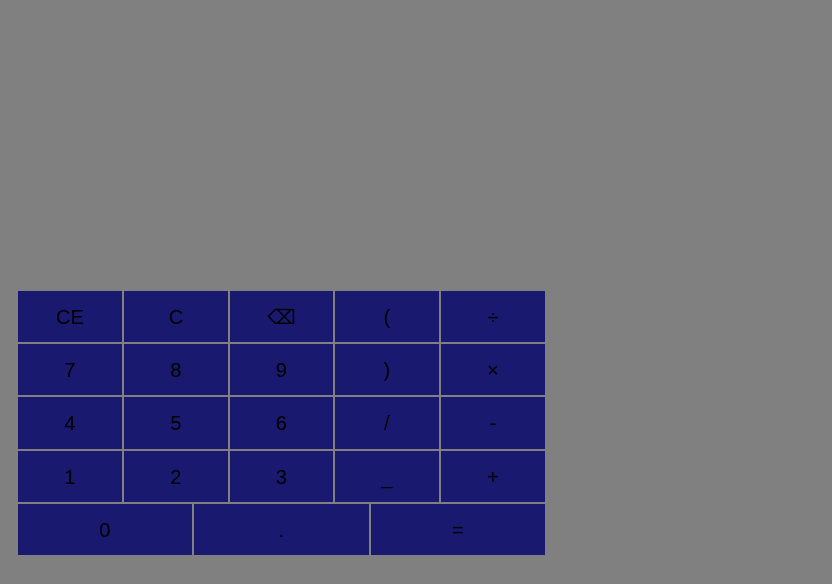
Above: mainwindow.ui from Meestermoo2/MixedNumberCalculator before the change. Below: the same form after it.
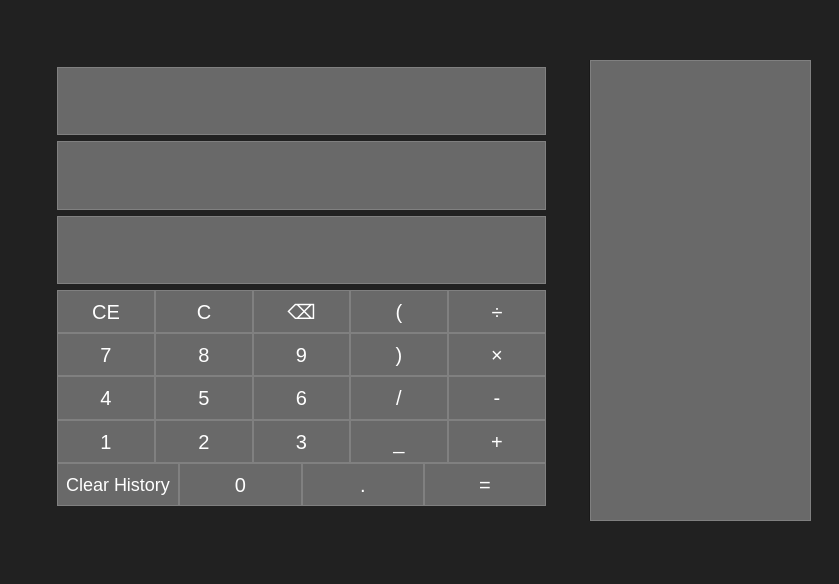
That is the form after the change.

Patch:
```diff
--- a/mainwindow.ui
+++ b/mainwindow.ui
@@ -6,7 +6,7 @@
    <rect>
     <x>0</x>
     <y>0</y>
-    <width>832</width>
+    <width>839</width>
     <height>584</height>
    </rect>
   </property>
@@ -14,16 +14,39 @@
    <string>MainWindow</string>
   </property>
   <property name="styleSheet">
-   <string notr="true">background-color: grey;</string>
+   <string notr="true">background-color: #212121 ;</string>
   </property>
   <widget class="QWidget" name="centralWidget">
+   <widget class="QScrollArea" name="scrollArea">
+    <property name="geometry">
+     <rect>
+      <x>589</x>
+      <y>60</y>
+      <width>221</width>
+      <height>461</height>
+     </rect>
+    </property>
+    <property name="widgetResizable">
+     <bool>true</bool>
+    </property>
+    <widget class="QWidget" name="scrollAreaWidgetContents">
+     <property name="geometry">
+      <rect>
+       <x>0</x>
+       <y>0</y>
+       <width>219</width>
+       <height>459</height>
+      </rect>
+     </property>
+    </widget>
+   </widget>
    <widget class="QLabel" name="History">
     <property name="geometry">
      <rect>
-      <x>556</x>
-      <y>10</y>
-      <width>271</width>
-      <height>561</height>
+      <x>590</x>
+      <y>60</y>
+      <width>221</width>
+      <height>461</height>
      </rect>
     </property>
     <property name="font">
@@ -33,12 +56,11 @@
     </property>
     <property name="styleSheet">
      <string notr="true">QLabel {
-  qproperty-alignment: 'AlignVCenter | AlignRight';
-  border: 1px solid gray;
-}
-
-background-color : slategrey;
-color : slategrey;</string>
+	qproperty-alignment: 'AlignVCenter | AlignRight';
+  	border: 1px solid gray;	
+	border-color: ;
+	background-color: dimgrey;
+}</string>
     </property>
     <property name="text">
      <string/>
@@ -50,12 +72,35 @@
    <widget class="QWidget" name="">
     <property name="geometry">
      <rect>
-      <x>6</x>
-      <y>6</y>
-      <width>551</width>
-      <height>561</height>
+      <x>46</x>
+      <y>56</y>
+      <width>511</width>
+      <height>461</height>
      </rect>
     </property>
+    <property name="styleSheet">
+     <string>QPushButton 
+{
+	background-color: dimgrey;
+	border: 1px solid gray;
+	border-color: ;
+	color: white;
+}
+QPushButton:pressed
+{
+	background-color:qlineargradient(x1: 0, y1: 0, x2: 0, y2: 1,
+                                      stop: 0 #FF7832, stop: 1 #a39a9a)
+}
+QPushButton {
+  -webkit-transition-duration: 0.4s; 
+  transition-duration: 0.4s;
+}
+QPushButton:hover
+{
+	background-color:#e0e0e0 ;
+	color: white;
+}</string>
+    </property>
     <layout class="QVBoxLayout" name="verticalLayout_2">
      <item>
       <layout class="QVBoxLayout" name="verticalLayout">
@@ -63,17 +108,20 @@
         <widget class="QLabel" name="Input">
          <property name="font">
           <font>
-           <pointsize>28</pointsize>
+           <pointsize>-1</pointsize>
           </font>
          </property>
          <property name="styleSheet">
-          <string notr="true">QLabel {
-  qproperty-alignment: 'AlignVCenter | AlignRight';
-  border: 2px blue;
-}
-
-background-color : slategrey;
-color : slategrey;</string>
+          <string notr="true">QLabel 
+{
+	font-size: 30px;
+	border-style: inset;
+  	qproperty-alignment: 'AlignVCenter | AlignRight';
+  	border: 1px solid grey;
+  	border-color: ;
+	background-color: dimgrey;
+	color: white;
+}</string>
          </property>
          <property name="text">
           <string/>
@@ -87,17 +135,20 @@
         <widget class="QLabel" name="RPN">
          <property name="font">
           <font>
-           <pointsize>28</pointsize>
+           <pointsize>-1</pointsize>
           </font>
          </property>
          <property name="styleSheet">
-          <string notr="true">QLabel {
-  qproperty-alignment: 'AlignVCenter | AlignRight';
-  border: 2px midnightblue;
-}
-
-background-color : slategrey;
-color : slategrey;</string>
+          <string notr="true">QLabel 
+{
+	font-size: 30px;
+	border-style: inset;
+  	qproperty-alignment: 'AlignVCenter | AlignRight';
+  	border: 1px solid grey;
+  	border-color: ;
+	background-color: dimgrey;
+	color: white;
+}</string>
          </property>
          <property name="text">
           <string/>
@@ -111,17 +162,20 @@
         <widget class="QLabel" name="Eval">
          <property name="font">
           <font>
-           <pointsize>28</pointsize>
+           <pointsize>-1</pointsize>
           </font>
          </property>
          <property name="styleSheet">
-          <string notr="true">QLabel {
-  qproperty-alignment: 'AlignVCenter | AlignRight';
-  border: 1px solid gray;
-}
-
-background-color : slategrey;
-color : slategrey;</string>
+          <string notr="true">QLabel 
+{
+	font-size: 30px;
+	border-style: inset;
+  	qproperty-alignment: 'AlignVCenter | AlignRight';
+  	border: 1px solid grey;
+  	border-color: ;
+	background-color: dimgrey;
+	color: white;
+}</string>
          </property>
          <property name="text">
           <string/>
@@ -160,13 +214,26 @@
             </font>
            </property>
            <property name="styleSheet">
-            <string notr="true">QPushButton {
-background-color: midnightblue;
-border: 1px solid gray;
+            <string notr="true">QPushButton 
+{
+	background-color: dimgrey;
+	border: 1px solid gray;
+	border-color: ;
+	color: white;
 }
-QPushButton:pressed{
-background-color:qlineargradient(x1: 0, y1: 0, x2: 0, y2: 1,
+QPushButton:pressed
+{
+	background-color:qlineargradient(x1: 0, y1: 0, x2: 0, y2: 1,
                                       stop: 0 #FF7832, stop: 1 #a39a9a)
+}
+QPushButton {
+  -webkit-transition-duration: 0.4s; 
+  transition-duration: 0.4s;
+}
+QPushButton:hover
+{
+	background-color:#e0e0e0 ;
+	color: white;
 }</string>
            </property>
            <property name="text">
@@ -191,13 +258,26 @@
             </font>
            </property>
            <property name="styleSheet">
-            <string notr="true">QPushButton {
-background-color: midnightblue;
-border: 1px solid gray;
+            <string notr="true">QPushButton 
+{
+	background-color: dimgrey;
+	border: 1px solid gray;
+	border-color: ;
+	color: white;
 }
-QPushButton:pressed{
-background-color:qlineargradient(x1: 0, y1: 0, x2: 0, y2: 1,
+QPushButton:pressed
+{
+	background-color:qlineargradient(x1: 0, y1: 0, x2: 0, y2: 1,
                                       stop: 0 #FF7832, stop: 1 #a39a9a)
+}
+QPushButton {
+  -webkit-transition-duration: 0.4s; 
+  transition-duration: 0.4s;
+}
+QPushButton:hover
+{
+	background-color:#e0e0e0 ;
+	color: white;
 }</string>
            </property>
            <property name="text">
@@ -222,13 +302,26 @@
             </font>
            </property>
            <property name="styleSheet">
-            <string notr="true">QPushButton {
-background-color: midnightblue;
-border: 1px solid gray;
+            <string notr="true">QPushButton 
+{
+	background-color: dimgrey;
+	border: 1px solid gray;
+	border-color: ;
+	color: white;
 }
-QPushButton:pressed{
-background-color:qlineargradient(x1: 0, y1: 0, x2: 0, y2: 1,
+QPushButton:pressed
+{
+	background-color:qlineargradient(x1: 0, y1: 0, x2: 0, y2: 1,
                                       stop: 0 #FF7832, stop: 1 #a39a9a)
+}
+QPushButton {
+  -webkit-transition-duration: 0.4s; 
+  transition-duration: 0.4s;
+}
+QPushButton:hover
+{
+	background-color:#e0e0e0 ;
+	color: white;
 }</string>
            </property>
            <property name="text">
@@ -253,13 +346,26 @@
             </font>
            </property>
            <property name="styleSheet">
-            <string notr="true">QPushButton {
-background-color: midnightblue;
-border: 1px solid gray;
+            <string notr="true">QPushButton 
+{
+	background-color: dimgrey;
+	border: 1px solid gray;
+	border-color: ;
+	color: white;
 }
-QPushButton:pressed{
-background-color:qlineargradient(x1: 0, y1: 0, x2: 0, y2: 1,
+QPushButton:pressed
+{
+	background-color:qlineargradient(x1: 0, y1: 0, x2: 0, y2: 1,
                                       stop: 0 #FF7832, stop: 1 #a39a9a)
+}
+QPushButton {
+  -webkit-transition-duration: 0.4s; 
+  transition-duration: 0.4s;
+}
+QPushButton:hover
+{
+	background-color:#e0e0e0 ;
+	color: white;
 }</string>
            </property>
            <property name="text">
@@ -281,13 +387,26 @@
             </font>
            </property>
            <property name="styleSheet">
-            <string notr="true">QPushButton {
-background-color: midnightblue;
-border: 1px solid gray;
+            <string notr="true">QPushButton 
+{
+	background-color: dimgrey;
+	border: 1px solid gray;
+	border-color: ;
+	color: white;
 }
-QPushButton:pressed{
-background-color:qlineargradient(x1: 0, y1: 0, x2: 0, y2: 1,
+QPushButton:pressed
+{
+	background-color:qlineargradient(x1: 0, y1: 0, x2: 0, y2: 1,
                                       stop: 0 #FF7832, stop: 1 #a39a9a)
+}
+QPushButton {
+  -webkit-transition-duration: 0.4s; 
+  transition-duration: 0.4s;
+}
+QPushButton:hover
+{
+	background-color:#e0e0e0 ;
+	color: white;
 }</string>
            </property>
            <property name="text">
@@ -319,13 +438,26 @@
             </font>
            </property>
            <property name="styleSheet">
-            <string notr="true">QPushButton {
-background-color: midnightblue;
-border: 1px solid gray;
+            <string notr="true">QPushButton 
+{
+	background-color: dimgrey;
+	border: 1px solid gray;
+	border-color: ;
+	color: white;
 }
-QPushButton:pressed{
-background-color:qlineargradient(x1: 0, y1: 0, x2: 0, y2: 1,
+QPushButton:pressed
+{
+	background-color:qlineargradient(x1: 0, y1: 0, x2: 0, y2: 1,
                                       stop: 0 #FF7832, stop: 1 #a39a9a)
+}
+QPushButton {
+  -webkit-transition-duration: 0.4s; 
+  transition-duration: 0.4s;
+}
+QPushButton:hover
+{
+	background-color:#e0e0e0 ;
+	color: white;
 }</string>
            </property>
            <property name="text">
@@ -350,13 +482,26 @@
             </font>
            </property>
            <property name="styleSheet">
-            <string notr="true">QPushButton {
-background-color: midnightblue;
-border: 1px solid gray;
+            <string notr="true">QPushButton 
+{
+	background-color: dimgrey;
+	border: 1px solid gray;
+	border-color: ;
+	color: white;
 }
-QPushButton:pressed{
-background-color:qlineargradient(x1: 0, y1: 0, x2: 0, y2: 1,
+QPushButton:pressed
+{
+	background-color:qlineargradient(x1: 0, y1: 0, x2: 0, y2: 1,
                                       stop: 0 #FF7832, stop: 1 #a39a9a)
+}
+QPushButton {
+  -webkit-transition-duration: 0.4s; 
+  transition-duration: 0.4s;
+}
+QPushButton:hover
+{
+	background-color:#e0e0e0 ;
+	color: white;
 }</string>
            </property>
            <property name="text">
@@ -381,13 +526,26 @@
             </font>
            </property>
            <property name="styleSheet">
-            <string notr="true">QPushButton {
-background-color: midnightblue;
-border: 1px solid gray;
+            <string notr="true">QPushButton 
+{
+	background-color: dimgrey;
+	border: 1px solid gray;
+	border-color: ;
+	color: white;
 }
-QPushButton:pressed{
-background-color:qlineargradient(x1: 0, y1: 0, x2: 0, y2: 1,
+QPushButton:pressed
+{
+	background-color:qlineargradient(x1: 0, y1: 0, x2: 0, y2: 1,
                                       stop: 0 #FF7832, stop: 1 #a39a9a)
+}
+QPushButton {
+  -webkit-transition-duration: 0.4s; 
+  transition-duration: 0.4s;
+}
+QPushButton:hover
+{
+	background-color:#e0e0e0 ;
+	color: white;
 }</string>
            </property>
            <property name="text">
@@ -412,13 +570,26 @@
             </font>
            </property>
            <property name="styleSheet">
-            <string notr="true">QPushButton {
-background-color: midnightblue;
-border: 1px solid gray;
+            <string notr="true">QPushButton 
+{
+	background-color: dimgrey;
+	border: 1px solid gray;
+	border-color: ;
+	color: white;
 }
-QPushButton:pressed{
-background-color:qlineargradient(x1: 0, y1: 0, x2: 0, y2: 1,
+QPushButton:pressed
+{
+	background-color:qlineargradient(x1: 0, y1: 0, x2: 0, y2: 1,
                                       stop: 0 #FF7832, stop: 1 #a39a9a)
+}
+QPushButton {
+  -webkit-transition-duration: 0.4s; 
+  transition-duration: 0.4s;
+}
+QPushButton:hover
+{
+	background-color:#e0e0e0 ;
+	color: white;
 }</string>
            </property>
            <property name="text">
@@ -440,13 +611,26 @@
             </font>
            </property>
            <property name="styleSheet">
-            <string notr="true">QPushButton {
-background-color: midnightblue;
-border: 1px solid gray;
+            <string notr="true">QPushButton 
+{
+	background-color: dimgrey;
+	border: 1px solid gray;
+	border-color: ;
+	color: white;
 }
-QPushButton:pressed{
-background-color:qlineargradient(x1: 0, y1: 0, x2: 0, y2: 1,
+QPushButton:pressed
+{
+	background-color:qlineargradient(x1: 0, y1: 0, x2: 0, y2: 1,
                                       stop: 0 #FF7832, stop: 1 #a39a9a)
+}
+QPushButton {
+  -webkit-transition-duration: 0.4s; 
+  transition-duration: 0.4s;
+}
+QPushButton:hover
+{
+	background-color:#e0e0e0 ;
+	color: white;
 }</string>
            </property>
            <property name="text">
@@ -478,13 +662,26 @@
             </font>
            </property>
            <property name="styleSheet">
-            <string notr="true">QPushButton {
-background-color: midnightblue;
-border: 1px solid gray;
+            <string notr="true">QPushButton 
+{
+	background-color: dimgrey;
+	border: 1px solid gray;
+	border-color: ;
+	color: white;
 }
-QPushButton:pressed{
-background-color:qlineargradient(x1: 0, y1: 0, x2: 0, y2: 1,
+QPushButton:pressed
+{
+	background-color:qlineargradient(x1: 0, y1: 0, x2: 0, y2: 1,
                                       stop: 0 #FF7832, stop: 1 #a39a9a)
+}
+QPushButton {
+  -webkit-transition-duration: 0.4s; 
+  transition-duration: 0.4s;
+}
+QPushButton:hover
+{
+	background-color:#e0e0e0 ;
+	color: white;
 }</string>
            </property>
            <property name="text">
@@ -509,13 +706,26 @@
             </font>
            </property>
            <property name="styleSheet">
-            <string notr="true">QPushButton {
-background-color: midnightblue;
-border: 1px solid gray;
+            <string notr="true">QPushButton 
+{
+	background-color: dimgrey;
+	border: 1px solid gray;
+	border-color: ;
+	color: white;
 }
-QPushButton:pressed{
-background-color:qlineargradient(x1: 0, y1: 0, x2: 0, y2: 1,
+QPushButton:pressed
+{
+	background-color:qlineargradient(x1: 0, y1: 0, x2: 0, y2: 1,
                                       stop: 0 #FF7832, stop: 1 #a39a9a)
+}
+QPushButton {
+  -webkit-transition-duration: 0.4s; 
+  transition-duration: 0.4s;
+}
+QPushButton:hover
+{
+	background-color:#e0e0e0 ;
+	color: white;
 }</string>
            </property>
            <property name="text">
@@ -540,13 +750,26 @@
             </font>
            </property>
            <property name="styleSheet">
-            <string notr="true">QPushButton {
-background-color: midnightblue;
-border: 1px solid gray;
+            <string notr="true">QPushButton 
+{
+	background-color: dimgrey;
+	border: 1px solid gray;
+	border-color: ;
+	color: white;
 }
-QPushButton:pressed{
-background-color:qlineargradient(x1: 0, y1: 0, x2: 0, y2: 1,
+QPushButton:pressed
+{
+	background-color:qlineargradient(x1: 0, y1: 0, x2: 0, y2: 1,
                                       stop: 0 #FF7832, stop: 1 #a39a9a)
+}
+QPushButton {
+  -webkit-transition-duration: 0.4s; 
+  transition-duration: 0.4s;
+}
+QPushButton:hover
+{
+	background-color:#e0e0e0 ;
+	color: white;
 }</string>
            </property>
            <property name="text">
@@ -571,13 +794,26 @@
             </font>
            </property>
            <property name="styleSheet">
-            <string notr="true">QPushButton {
-background-color: midnightblue;
-border: 1px solid gray;
+            <string notr="true">QPushButton 
+{
+	background-color: dimgrey;
+	border: 1px solid gray;
+	border-color: ;
+	color: white;
 }
-QPushButton:pressed{
-background-color:qlineargradient(x1: 0, y1: 0, x2: 0, y2: 1,
+QPushButton:pressed
+{
+	background-color:qlineargradient(x1: 0, y1: 0, x2: 0, y2: 1,
                                       stop: 0 #FF7832, stop: 1 #a39a9a)
+}
+QPushButton {
+  -webkit-transition-duration: 0.4s; 
+  transition-duration: 0.4s;
+}
+QPushButton:hover
+{
+	background-color:#e0e0e0 ;
+	color: white;
 }</string>
            </property>
            <property name="text">
@@ -602,13 +838,26 @@
             </font>
            </property>
            <property name="styleSheet">
-            <string notr="true">QPushButton {
-background-color: midnightblue;
-border: 1px solid gray;
+            <string notr="true">QPushButton 
+{
+	background-color: dimgrey;
+	border: 1px solid gray;
+	border-color: ;
+	color: white;
 }
-QPushButton:pressed{
-background-color:qlineargradient(x1: 0, y1: 0, x2: 0, y2: 1,
+QPushButton:pressed
+{
+	background-color:qlineargradient(x1: 0, y1: 0, x2: 0, y2: 1,
                                       stop: 0 #FF7832, stop: 1 #a39a9a)
+}
+QPushButton {
+  -webkit-transition-duration: 0.4s; 
+  transition-duration: 0.4s;
+}
+QPushButton:hover
+{
+	background-color:#e0e0e0 ;
+	color: white;
 }</string>
            </property>
            <property name="text">
@@ -637,13 +886,26 @@
             </font>
            </property>
            <property name="styleSheet">
-            <string notr="true">QPushButton {
-background-color: midnightblue;
-border: 1px solid gray;
+            <string notr="true">QPushButton 
+{
+	background-color: dimgrey;
+	border: 1px solid gray;
+	border-color: ;
+	color: white;
 }
-QPushButton:pressed{
-background-color:qlineargradient(x1: 0, y1: 0, x2: 0, y2: 1,
+QPushButton:pressed
+{
+	background-color:qlineargradient(x1: 0, y1: 0, x2: 0, y2: 1,
                                       stop: 0 #FF7832, stop: 1 #a39a9a)
+}
+QPushButton {
+  -webkit-transition-duration: 0.4s; 
+  transition-duration: 0.4s;
+}
+QPushButton:hover
+{
+	background-color:#e0e0e0 ;
+	color: white;
 }</string>
            </property>
            <property name="text">
@@ -668,13 +930,26 @@
             </font>
            </property>
            <property name="styleSheet">
-            <string notr="true">QPushButton {
-background-color: midnightblue;
-border: 1px solid gray;
+            <string notr="true">QPushButton 
+{
+	background-color: dimgrey;
+	border: 1px solid gray;
+	border-color: ;
+	color: white;
 }
-QPushButton:pressed{
-background-color:qlineargradient(x1: 0, y1: 0, x2: 0, y2: 1,
+QPushButton:pressed
+{
+	background-color:qlineargradient(x1: 0, y1: 0, x2: 0, y2: 1,
                                       stop: 0 #FF7832, stop: 1 #a39a9a)
+}
+QPushButton {
+  -webkit-transition-duration: 0.4s; 
+  transition-duration: 0.4s;
+}
+QPushButton:hover
+{
+	background-color:#e0e0e0;
+	color: white;
 }</string>
            </property>
            <property name="text">
@@ -699,13 +974,26 @@
             </font>
            </property>
            <property name="styleSheet">
-            <string notr="true">QPushButton {
-background-color: midnightblue;
-border: 1px solid gray;
+            <string notr="true">QPushButton 
+{
+	background-color: dimgrey;
+	border: 1px solid gray;
+	border-color: ;
+	color: white;
 }
-QPushButton:pressed{
-background-color:qlineargradient(x1: 0, y1: 0, x2: 0, y2: 1,
+QPushButton:pressed
+{
+	background-color:qlineargradient(x1: 0, y1: 0, x2: 0, y2: 1,
                                       stop: 0 #FF7832, stop: 1 #a39a9a)
+}
+QPushButton {
+  -webkit-transition-duration: 0.4s; 
+  transition-duration: 0.4s;
+}
+QPushButton:hover
+{
+	background-color:#e0e0e0;
+	color: white;
 }</string>
            </property>
            <property name="text">
@@ -730,13 +1018,26 @@
             </font>
            </property>
            <property name="styleSheet">
-            <string notr="true">QPushButton {
-background-color: midnightblue;
-border: 1px solid gray;
+            <string notr="true">QPushButton 
+{
+	background-color: dimgrey;
+	border: 1px solid gray;
+	border-color: ;
+	color: white;
 }
-QPushButton:pressed{
-background-color:qlineargradient(x1: 0, y1: 0, x2: 0, y2: 1,
+QPushButton:pressed
+{
+	background-color:qlineargradient(x1: 0, y1: 0, x2: 0, y2: 1,
                                       stop: 0 #FF7832, stop: 1 #a39a9a)
+}
+QPushButton {
+  -webkit-transition-duration: 0.4s; 
+  transition-duration: 0.4s;
+}
+QPushButton:hover
+{
+	background-color:#e0e0e0 ;
+	color: white;
 }</string>
            </property>
            <property name="text">
@@ -758,13 +1059,26 @@
             </font>
            </property>
            <property name="styleSheet">
-            <string notr="true">QPushButton {
-background-color: midnightblue;
-border: 1px solid gray;
+            <string notr="true">QPushButton 
+{
+	background-color: dimgrey;
+	border: 1px solid gray;
+	border-color: ;
+	color: white;
 }
-QPushButton:pressed{
-background-color:qlineargradient(x1: 0, y1: 0, x2: 0, y2: 1,
+QPushButton:pressed
+{
+	background-color:qlineargradient(x1: 0, y1: 0, x2: 0, y2: 1,
                                       stop: 0 #FF7832, stop: 1 #a39a9a)
+}
+QPushButton {
+  -webkit-transition-duration: 0.4s; 
+  transition-duration: 0.4s;
+}
+QPushButton:hover
+{
+	background-color:#e0e0e0 ;
+	color: white;
 }</string>
            </property>
            <property name="text">
@@ -782,6 +1096,48 @@
          <property name="spacing">
           <number>0</number>
          </property>
+         <item>
+          <widget class="QPushButton" name="pushButton_ClearHistory">
+           <property name="sizePolicy">
+            <sizepolicy hsizetype="Minimum" vsizetype="Preferred">
+             <horstretch>0</horstretch>
+             <verstretch>0</verstretch>
+            </sizepolicy>
+           </property>
+           <property name="font">
+            <font>
+             <pointsize>-1</pointsize>
+            </font>
+           </property>
+           <property name="styleSheet">
+            <string notr="true">QPushButton 
+{
+	font-size: 18px;
+	background-color: dimgrey;
+	border: 1px solid gray;
+	border-color: ;
+	color: white;
+}
+QPushButton:pressed
+{
+	background-color:qlineargradient(x1: 0, y1: 0, x2: 0, y2: 1,
+                                      stop: 0 #FF7832, stop: 1 #a39a9a)
+}
+QPushButton {
+  -webkit-transition-duration: 0.4s; 
+  transition-duration: 0.4s;
+}
+QPushButton:hover
+{
+	background-color:#e0e0e0 ;
+	color: white;
+}</string>
+           </property>
+           <property name="text">
+            <string>Clear History</string>
+           </property>
+          </widget>
+         </item>
          <item>
           <widget class="QPushButton" name="pushButton_0">
            <property name="sizePolicy">
@@ -796,13 +1152,26 @@
             </font>
            </property>
            <property name="styleSheet">
-            <string notr="true">QPushButton {
-background-color: midnightblue;
-border: 1px solid gray;
+            <string notr="true">QPushButton 
+{
+	background-color: dimgrey;
+	border: 1px solid gray;
+	border-color: ;
+	color: white;
 }
-QPushButton:pressed{
-background-color:qlineargradient(x1: 0, y1: 0, x2: 0, y2: 1,
+QPushButton:pressed
+{
+	background-color:qlineargradient(x1: 0, y1: 0, x2: 0, y2: 1,
                                       stop: 0 #FF7832, stop: 1 #a39a9a)
+}
+QPushButton {
+  -webkit-transition-duration: 0.4s; 
+  transition-duration: 0.4s;
+}
+QPushButton:hover
+{
+	background-color:#e0e0e0 ;
+	color: white;
 }</string>
            </property>
            <property name="text">
@@ -827,13 +1196,26 @@
             </font>
            </property>
            <property name="styleSheet">
-            <string notr="true">QPushButton {
-background-color: midnightblue;
-border: 1px solid gray;
+            <string notr="true">QPushButton 
+{
+	background-color: dimgrey;
+	border: 1px solid gray;
+	border-color: ;
+	color: white;
 }
-QPushButton:pressed{
-background-color:qlineargradient(x1: 0, y1: 0, x2: 0, y2: 1,
+QPushButton:pressed
+{
+	background-color:qlineargradient(x1: 0, y1: 0, x2: 0, y2: 1,
                                       stop: 0 #FF7832, stop: 1 #a39a9a)
+}
+QPushButton {
+  -webkit-transition-duration: 0.4s; 
+  transition-duration: 0.4s;
+}
+QPushButton:hover
+{
+	background-color:#e0e0e0 ;
+	color: white;
 }</string>
            </property>
            <property name="text">
@@ -858,13 +1240,26 @@
             </font>
            </property>
            <property name="styleSheet">
-            <string notr="true">QPushButton {
-background-color: midnightblue;
-border: 1px solid gray;
+            <string notr="true">QPushButton 
+{
+	background-color: dimgrey;
+	border: 1px solid gray;
+	border-color: ;
+	color: white;
 }
-QPushButton:pressed{
-background-color:qlineargradient(x1: 0, y1: 0, x2: 0, y2: 1,
+QPushButton:pressed
+{
+	background-color:qlineargradient(x1: 0, y1: 0, x2: 0, y2: 1,
                                       stop: 0 #FF7832, stop: 1 #a39a9a)
+}
+QPushButton {
+  -webkit-transition-duration: 0.4s; 
+  transition-duration: 0.4s;
+}
+QPushButton:hover
+{
+	background-color:#e0e0e0 ;
+	color: white;
 }</string>
            </property>
            <property name="text">
```
